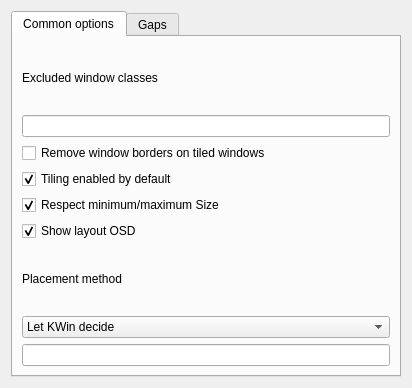
Before: the Qt Designer form contents/ui/config.ui in kwin-scripts/kwin-tiling, drawn with Qt 5.
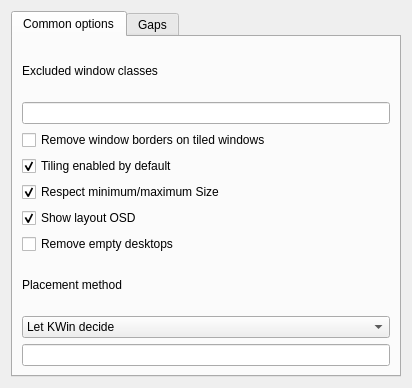
After: the same form once the commit is applied. The open tabs and pages were chosen to show the change.

Commit message: Add an option to automatically remove empty desktops

Diff of the .ui file:
```diff
--- a/contents/ui/config.ui
+++ b/contents/ui/config.ui
@@ -75,16 +75,26 @@
         </widget>
        </item>
        <item row="6" column="0">
+        <widget class="QCheckBox" name="kcfg_removeEmptyDesktops">
+         <property name="text">
+          <string>Remove empty desktops</string>
+         </property>
+         <property name="checked">
+          <bool>false</bool>
+         </property>
+        </widget>
+       </item>
+       <item row="7" column="0">
         <widget class="QLabel" name="label_2">
          <property name="text">
           <string>Placement method</string>
          </property>
         </widget>
        </item>
-       <item row="8" column="0">
+       <item row="9" column="0">
         <widget class="QLineEdit" name="kcfg_layouts"/>
        </item>
-       <item row="7" column="0">
+       <item row="8" column="0">
         <widget class="QComboBox" name="kcfg_placement">
          <item>
           <property name="text">
```
The commit also changes 2 other files.
